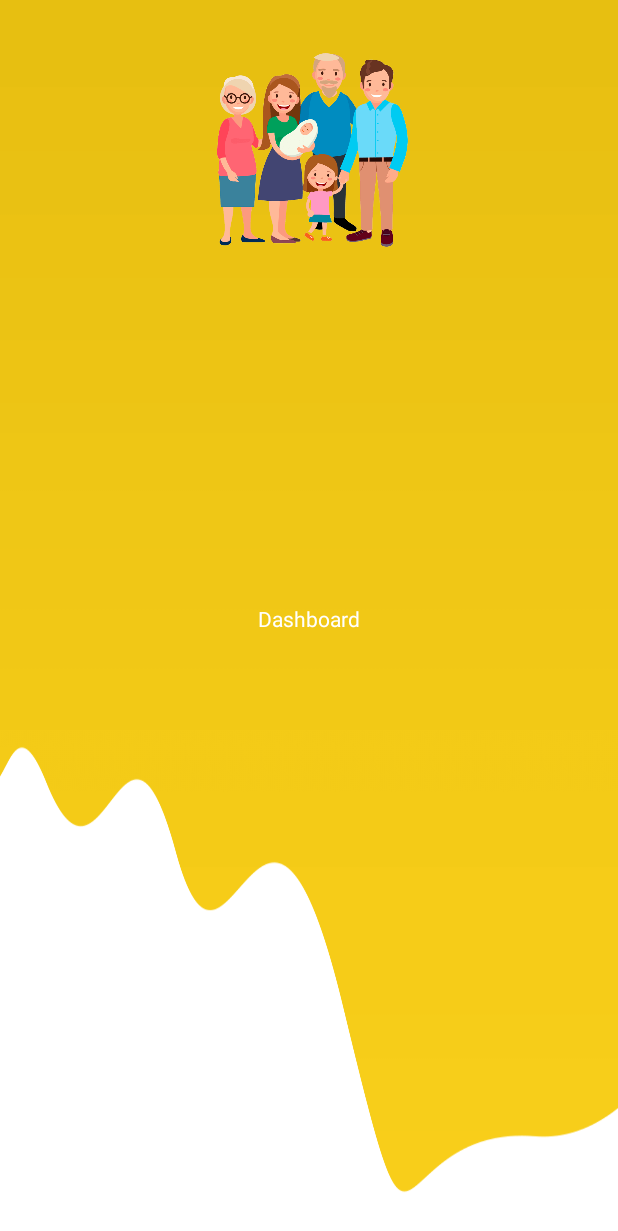
After one commit to tu-vecino-te-ayuda/Android, an Android app: the DashboardFragment screen opened through its navigation route, on a phone screen of 412 x 824 dp. The commit adds this screen. Shown: the top 1231 px of the screen. Run offline under Robolectric (Android 15) with nearby library versions, the phone set to English and light mode, and no system bars; our stand-ins replace data binding.

Commit message:
Add dashboard skeleton and navigation

```diff
--- /dev/null
+++ b/app/src/main/java/org/tuvecinoteayuda/dashboard/DashboardFragment.kt
@@ -0,0 +1,34 @@
+package org.tuvecinoteayuda.dashboard
+
+import android.os.Bundle
+import android.view.LayoutInflater
+import android.view.View
+import android.view.ViewGroup
+import androidx.fragment.app.Fragment
+import androidx.fragment.app.viewModels
+import org.tuvecinoteayuda.databinding.FragmentDashboardBinding
+
+class DashboardFragment : Fragment() {
+
+    private lateinit var binding: FragmentDashboardBinding
+    private val viewModel: DashboardViewModel by viewModels()
+
+    override fun onCreateView(
+        inflater: LayoutInflater,
+        container: ViewGroup?,
+        savedInstanceState: Bundle?
+    ): View? {
+        super.onCreateView(inflater, container, savedInstanceState)
+        FragmentDashboardBinding.inflate(inflater, container, false).apply {
+            binding = this
+            lifecycleOwner = viewLifecycleOwner
+            vm = viewModel
+            return root
+        }
+    }
+
+    override fun onResume() {
+        super.onResume()
+        viewModel.start()
+    }
+}
--- /dev/null
+++ b/app/src/main/java/org/tuvecinoteayuda/dashboard/DashboardViewModel.kt
@@ -0,0 +1,10 @@
+package org.tuvecinoteayuda.dashboard
+
+import androidx.lifecycle.ViewModel
+
+class DashboardViewModel : ViewModel() {
+
+    fun start() {
+        // Nothing to do for now
+    }
+}
--- a/app/src/main/java/org/tuvecinoteayuda/login/LoginFragment.kt
+++ b/app/src/main/java/org/tuvecinoteayuda/login/LoginFragment.kt
@@ -1,19 +1,20 @@
 package org.tuvecinoteayuda.login
 
 import android.os.Bundle
-import androidx.fragment.app.Fragment
 import android.view.LayoutInflater
 import android.view.View
 import android.view.ViewGroup
+import androidx.fragment.app.Fragment
 import androidx.fragment.app.viewModels
 import androidx.lifecycle.Observer
 import androidx.navigation.fragment.findNavController
-
+import org.tuvecinoteayuda.R
 import org.tuvecinoteayuda.ViewModelFactory
 import org.tuvecinoteayuda.databinding.FragmentLoginBinding
-import org.tuvecinoteayuda.login.LoginFragmentDirections.actionLoginFragmentToNeedHelpFragment
-import org.tuvecinoteayuda.login.LoginFragmentDirections.actionLoginFragmentToWantToHelpFragment
+import org.tuvecinoteayuda.login.LoginFragmentDirections.*
 import org.tuvecinoteayuda.utils.ScreenState
+import org.tuvecinoteayuda.utils.observeEvent
+import org.tuvecinoteayuda.view.showToast
 
 class LoginFragment : Fragment() {
 
@@ -46,7 +47,7 @@ class LoginFragment : Fragment() {
     }
 
     private fun setupListeners() {
-        binding.loginButton.setOnButtonClickListener{ loginViewModel.login() }
+        binding.loginButton.setOnButtonClickListener { loginViewModel.login() }
         binding.loginWantToHelp.setOnClickListener {
             findNavController().navigate(actionLoginFragmentToWantToHelpFragment())
         }
@@ -57,10 +58,24 @@ class LoginFragment : Fragment() {
 
     private fun observeScreenState() {
         loginViewModel.screenState.observe(viewLifecycleOwner, Observer { state ->
-            when(state) {
+            when (state) {
                 ScreenState.LOADING_DATA -> binding.loginButton.showLoading()
                 else -> binding.loginButton.hideLoading()
             }
         })
+        loginViewModel.userError.observe(viewLifecycleOwner, Observer { error ->
+            binding.loginUser.error =
+                if (error) getString(R.string.login_login_error_invalid_user) else null
+        })
+        loginViewModel.passwordError.observe(viewLifecycleOwner, Observer { error ->
+            binding.loginPassword.error =
+                if (error) getString(R.string.login_login_error_invalid_password) else null
+        })
+        loginViewModel.onLoginSuccessEvent.observeEvent(viewLifecycleOwner) {
+            findNavController().navigate(actionLoginFragmentToDashboardFragment())
+        }
+        loginViewModel.onLoginFailedEvent.observeEvent(viewLifecycleOwner) {
+            showToast(R.string.login_login_error)
+        }
     }
 }
--- a/app/src/main/java/org/tuvecinoteayuda/needhelp/NeedHelpFragment.kt
+++ b/app/src/main/java/org/tuvecinoteayuda/needhelp/NeedHelpFragment.kt
@@ -10,6 +10,7 @@ import androidx.navigation.fragment.findNavController
 import org.tuvecinoteayuda.databinding.FragmentNeedHelpBinding
 import org.tuvecinoteayuda.needhelp.NeedHelpFragmentDirections.actionNeedHelpFragmentToRegisterFormFragment
 import org.tuvecinoteayuda.register.RegisterType
+import org.tuvecinoteayuda.view.showToast
 
 class NeedHelpFragment : Fragment() {
 
--- /dev/null
+++ b/app/src/main/res/layout/fragment_dashboard.xml
@@ -0,0 +1,41 @@
+<?xml version="1.0" encoding="utf-8"?>
+<layout xmlns:android="http://schemas.android.com/apk/res/android"
+    xmlns:app="http://schemas.android.com/apk/res-auto"
+    xmlns:tools="http://schemas.android.com/tools">
+
+    <data>
+
+        <variable
+            name="vm"
+            type="org.tuvecinoteayuda.dashboard.DashboardViewModel" />
+    </data>
+
+    <androidx.constraintlayout.widget.ConstraintLayout
+        android:layout_width="match_parent"
+        android:layout_height="match_parent"
+        android:background="@drawable/hero_bg"
+        tools:context="org.tuvecinoteayuda.login.LoginFragment">
+
+        <androidx.appcompat.widget.AppCompatImageView
+            android:id="@+id/logo"
+            android:layout_width="@dimen/logo_width"
+            android:layout_height="@dimen/logo_height"
+            android:layout_gravity="center"
+            android:scaleType="fitCenter"
+            android:src="@drawable/login"
+            app:layout_constraintEnd_toEndOf="parent"
+            app:layout_constraintStart_toStartOf="parent"
+            app:layout_constraintTop_toTopOf="parent" />
+
+        <TextView
+            android:layout_width="wrap_content"
+            android:layout_height="wrap_content"
+            android:text="Dashboard"
+            android:textColor="@color/white"
+            app:layout_constraintBottom_toBottomOf="parent"
+            app:layout_constraintEnd_toEndOf="parent"
+            app:layout_constraintStart_toStartOf="parent"
+            app:layout_constraintTop_toTopOf="parent" />
+
+    </androidx.constraintlayout.widget.ConstraintLayout>
+</layout>
--- a/app/src/main/res/navigation/nav_graph.xml
+++ b/app/src/main/res/navigation/nav_graph.xml
@@ -22,6 +22,13 @@
             app:exitAnim="@anim/slide_out_left"
             app:popEnterAnim="@anim/slide_in_left"
             app:popExitAnim="@anim/slide_out_right" />
+        <action
+            android:id="@+id/action_login_fragment_to_dashboardFragment"
+            app:destination="@id/dashboardFragment"
+            app:enterAnim="@anim/fade_in"
+            app:exitAnim="@anim/fade_out"
+            app:popEnterAnim="@anim/fade_in"
+            app:popExitAnim="@anim/fade_out" />
     </fragment>
 
     <fragment
@@ -61,4 +68,9 @@
             app:argType="integer" />
     </fragment>
 
+    <fragment
+        android:id="@+id/dashboardFragment"
+        android:name="org.tuvecinoteayuda.dashboard.DashboardFragment"
+        android:label="DashboardFragment" />
+
 </navigation>
--- a/app/src/main/res/values/strings.xml
+++ b/app/src/main/res/values/strings.xml
@@ -10,6 +10,9 @@
     <string name="login_do_login">Acceder</string>
     <string name="login_want_to_help">Quiero Ayudar</string>
     <string name="login_need_help">Necesito Ayuda</string>
+    <string name="login_login_error">Error en el login</string>
+    <string name="login_login_error_invalid_user">Usuario no válido</string>
+    <string name="login_login_error_invalid_password">Contraseña no válida</string>
 
     <!--Need help-->
     <string name="need_help_title">Necesito Ayuda</string>
```
Also changed, not shown: app/src/main/java/org/tuvecinoteayuda/login/LoginViewModel.kt (+21 -17 lines), app/src/main/java/org/tuvecinoteayuda/view/FragmentExtensions.kt (added, +19 -0 lines), data/src/main/java/org/tuvecinoteayuda/data/commons/models/AuthResponse.kt (line endings or trailing spaces).
